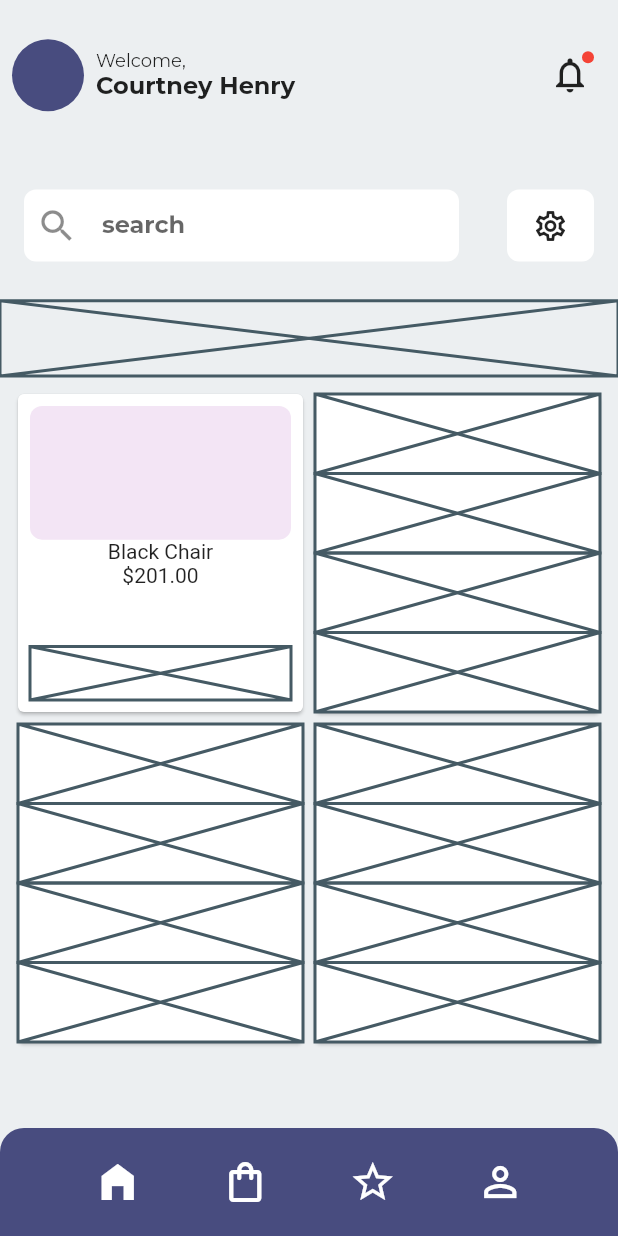
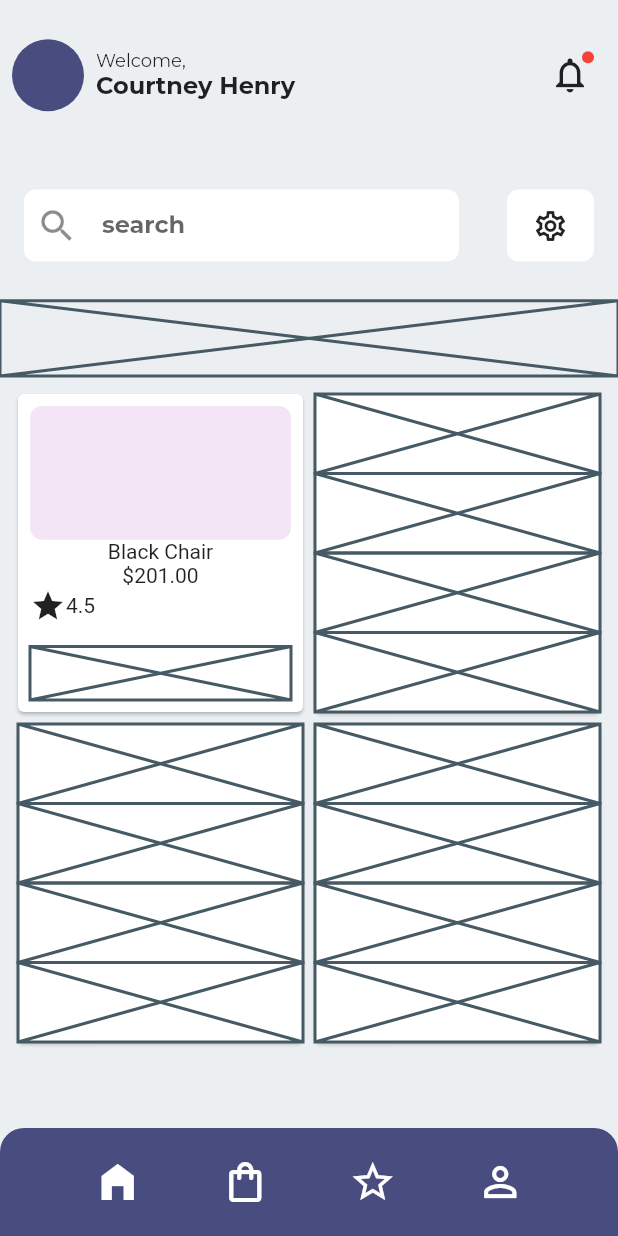
Before and after one commit to JAICHANGPARK/flutter_notebook_11th_story, a Flutter app: the screen it shows after launch, on a phone screen of 412 x 824 dp. Run offline on Flutter 3.47's test engine with Material 2 defaults, Android fonts, the phone set to English and light mode, and no system bars; our stand-ins replace backdrop, badges, flutter_inner_drawer, flutter_slidable, flutter_swiper, google_fonts.

Commit message:
Update furniture_home_page.dart

```diff
--- a/lib/ep735_furniture_app/ui/furniture_home_page.dart
+++ b/lib/ep735_furniture_app/ui/furniture_home_page.dart
@@ -156,7 +156,8 @@ class _FurnitureHomePageState extends State<FurnitureHomePage> {
                                       Text("\$201.00"),
                                       Row(
                                         children: [
-
+                                          Icon(Icons.star),
+                                          Text("4.5")
                                         ],
                                       )
                                     ],
```
